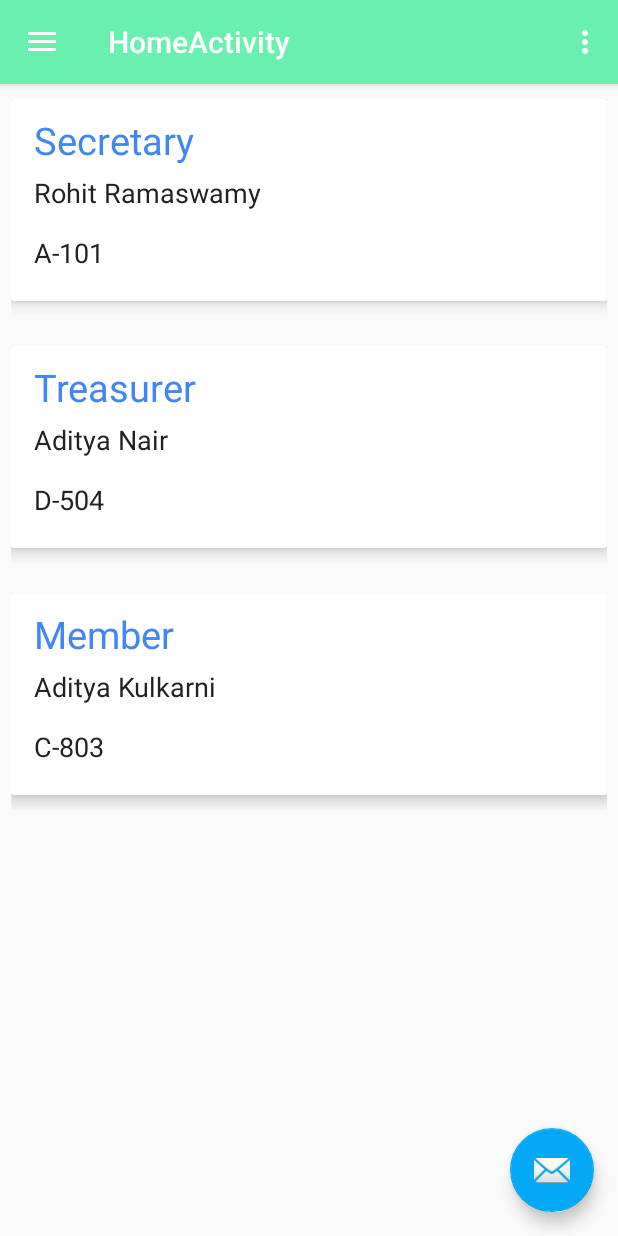
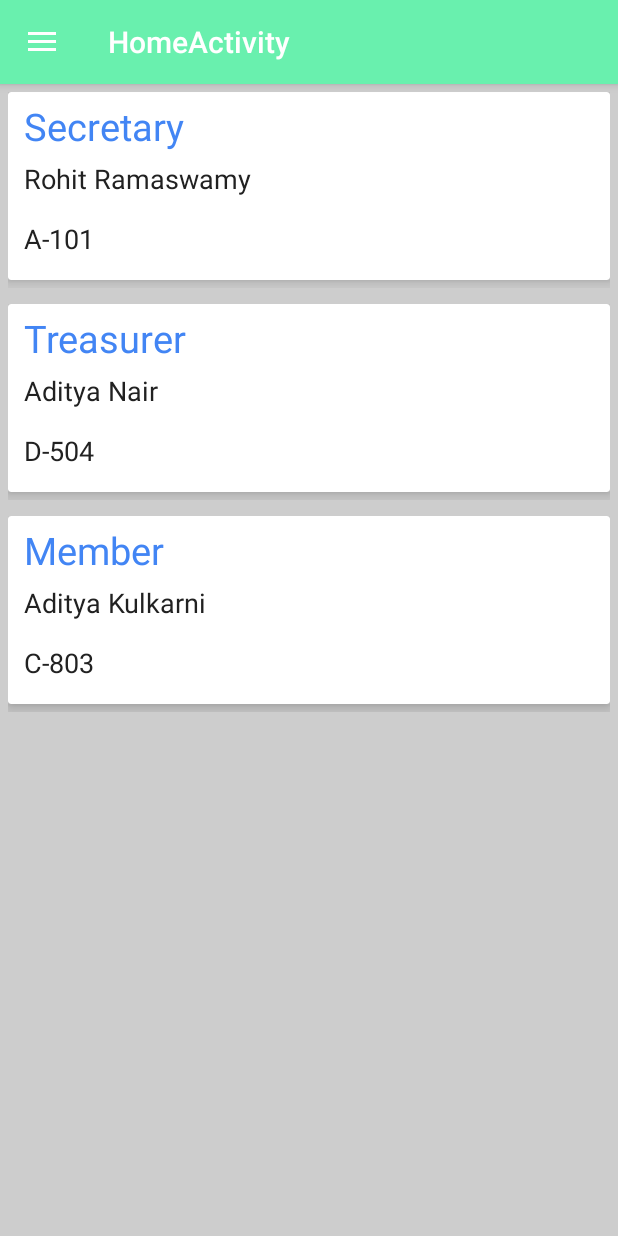
Before and after one commit to roh-7/Housing, an Android app: the HomeActivity screen opened directly, with no data from a screen before it, in the side drawer, after a tap on "Committee", on a phone screen of 412 x 824 dp. Run offline under Robolectric (Android 15) with nearby library versions, the phone set to English and light mode, and no system bars.

Commit message:
fixed adapters

```diff
--- a/app/src/main/java/com/example/housing/activities/HomeActivity.java
+++ b/app/src/main/java/com/example/housing/activities/HomeActivity.java
@@ -1,18 +1,14 @@
 package com.example.housing.activities;
 
 import android.os.Bundle;
-import android.support.design.widget.FloatingActionButton;
 import android.support.design.widget.NavigationView;
-import android.support.design.widget.Snackbar;
 import android.support.v4.app.FragmentManager;
 import android.support.v4.view.GravityCompat;
 import android.support.v4.widget.DrawerLayout;
 import android.support.v7.app.ActionBarDrawerToggle;
 import android.support.v7.app.AppCompatActivity;
 import android.support.v7.widget.Toolbar;
-import android.view.Menu;
 import android.view.MenuItem;
-import android.view.View;
 
 import com.example.housing.R;
 import com.example.housing.fragments.CommitteeFragment;
@@ -29,15 +25,6 @@ public class HomeActivity extends AppCompatActivity
         setContentView(R.layout.activity_home);
         Toolbar toolbar = (Toolbar) findViewById(R.id.toolbar);
         setSupportActionBar(toolbar);
-
-        FloatingActionButton fab = (FloatingActionButton) findViewById(R.id.fab);
-        fab.setOnClickListener(new View.OnClickListener() {
-            @Override
-            public void onClick(View view) {
-                Snackbar.make(view, "Replace with your own action", Snackbar.LENGTH_LONG)
-                        .setAction("Action", null).show();
-            }
-        });
 
         DrawerLayout drawer = (DrawerLayout) findViewById(R.id.drawer_layout);
         ActionBarDrawerToggle toggle = new ActionBarDrawerToggle(
@@ -59,27 +46,6 @@ public class HomeActivity extends AppCompatActivity
         }
     }
 
-    @Override
-    public boolean onCreateOptionsMenu(Menu menu) {
-        // Inflate the menu; this adds items to the action bar if it is present.
-        getMenuInflater().inflate(R.menu.home, menu);
-        return true;
-    }
-
-    @Override
-    public boolean onOptionsItemSelected(MenuItem item) {
-        // Handle action bar item clicks here. The action bar will
-        // automatically handle clicks on the Home/Up button, so long
-        // as you specify a parent activity in AndroidManifest.xml.
-        int id = item.getItemId();
-
-        //noinspection SimplifiableIfStatement
-        if (id == R.id.action_settings) {
-            return true;
-        }
-
-        return super.onOptionsItemSelected(item);
-    }
 
     @SuppressWarnings("StatementWithEmptyBody")
     @Override
@@ -87,29 +53,22 @@ public class HomeActivity extends AppCompatActivity
         // Handle navigation view item clicks here.
         int id = item.getItemId();
 
-        if(id==R.id.members)
-        {
+        if (id == R.id.members) {
             MembersFragment membersFragment = new MembersFragment();
             FragmentManager fragmentManager = getSupportFragmentManager();
             fragmentManager.beginTransaction().replace(R.id.fragment_container, membersFragment, membersFragment.getTag()).commit();
-        }
-        else if (id==R.id.notices)
-        {
+        } else if (id == R.id.notices) {
             NoticesFragment noticesFragment = new NoticesFragment();
             FragmentManager fragmentManager = getSupportFragmentManager();
-            fragmentManager.beginTransaction().replace(R.id.fragment_container,noticesFragment,noticesFragment.getTag()).commit();
-        }
-        else if (id==R.id.commitee)
-        {
+            fragmentManager.beginTransaction().replace(R.id.fragment_container, noticesFragment, noticesFragment.getTag()).commit();
+        } else if (id == R.id.commitee) {
             CommitteeFragment committeeFragment = new CommitteeFragment();
             FragmentManager fragmentManager = getSupportFragmentManager();
-            fragmentManager.beginTransaction().replace(R.id.fragment_container,committeeFragment,committeeFragment.getTag()).commit();
-        }
-        else if(id==R.id.intercom)
-        {
+            fragmentManager.beginTransaction().replace(R.id.fragment_container, committeeFragment, committeeFragment.getTag()).commit();
+        } else if (id == R.id.intercom) {
             IntercomFragment intercomFragment = new IntercomFragment();
             FragmentManager fragmentManager = getSupportFragmentManager();
-            fragmentManager.beginTransaction().replace(R.id.fragment_container,intercomFragment,intercomFragment.getTag()).commit();
+            fragmentManager.beginTransaction().replace(R.id.fragment_container, intercomFragment, intercomFragment.getTag()).commit();
         }
 
         DrawerLayout drawer = (DrawerLayout) findViewById(R.id.drawer_layout);
@@ -117,3 +76,25 @@ public class HomeActivity extends AppCompatActivity
         return true;
     }
 }
+
+    //    @Override
+//    public boolean onCreateOptionsMenu(Menu menu) {
+//        // Inflate the menu; this adds items to the action bar if it is present.
+//        getMenuInflater().inflate(R.menu.home, menu);
+//        return true;
+//    }
+//
+//    @Override
+//    public boolean onOptionsItemSelected(MenuItem item) {
+//        // Handle action bar item clicks here. The action bar will
+//        // automatically handle clicks on the Home/Up button, so long
+//        // as you specify a parent activity in AndroidManifest.xml.
+//        int id = item.getItemId();
+//
+//        //noinspection SimplifiableIfStatement
+//        if (id == R.id.action_settings) {
+//            return true;
+//        }
+//
+//        return super.onOptionsItemSelected(item);
+//    }
--- a/app/src/main/java/com/example/housing/adapters/MembersAdapter.java
+++ b/app/src/main/java/com/example/housing/adapters/MembersAdapter.java
@@ -21,54 +21,54 @@ import static com.example.housing.R.id.member_card;
 
 public class MembersAdapter extends RecyclerView.Adapter<MembersAdapter.MembersViewHolder>
 {
-    List<Members> Members = new ArrayList<Members>();
+    List<Members> MembersMembers = new ArrayList<Members>();
 
-    public MembersAdapter(List<Members> Members)
+    public MembersAdapter(List<Members> MembersMembers)
     {
-        this.Members = Members;
+        this.MembersMembers = MembersMembers;
     }
-
 
     public static class MembersViewHolder extends RecyclerView.ViewHolder
     {
         CardView cardView;
-        TextView memberName;
-        TextView memberFlat;
-        TextView memberIntercom;
+        TextView MembersName;
+        TextView MembersIntercom;
+        TextView MembersFlatNo;
 
         MembersViewHolder(View itemView) {
             super(itemView);
             cardView = (CardView) itemView.findViewById(member_card);
-            memberFlat = (TextView) itemView.findViewById(R.id.member_flat_number);
-            memberName = (TextView) itemView.findViewById(R.id.member_name);
-            memberIntercom = (TextView) itemView.findViewById(R.id.member_intercom_number);
+            MembersName = (TextView) itemView.findViewById(R.id.member_name);
+            MembersIntercom = (TextView) itemView.findViewById(R.id.member_intercom_number);
+            MembersFlatNo = (TextView) itemView.findViewById(R.id.member_flat_number);
         }
     }
 
     @Override
     public MembersViewHolder onCreateViewHolder(ViewGroup parent, int viewType) {
-        View v = LayoutInflater.from(parent.getContext()).inflate(R.layout.design_committee, parent, false);
-        MembersViewHolder membersViewHolder = new MembersViewHolder(v);
-        return membersViewHolder;
+        View v = LayoutInflater.from(parent.getContext()).inflate(R.layout.design_members, parent, false);
+        MembersViewHolder MembersViewHolder = new MembersViewHolder(v);
+        return MembersViewHolder;
     }
 
     @Override
     public void onBindViewHolder(MembersViewHolder holder, int position) {
-        holder.memberIntercom.setText(Members.get(position).getIntercom_no());
-        holder.memberFlat.setText(Members.get(position).getFlat_no());
-        holder.memberName.setText(Members.get(position).getName());
+        holder.MembersName.setText(MembersMembers.get(position).getName());
+        holder.MembersIntercom.setText(MembersMembers.get(position).getIntercom_no());
+        holder.MembersFlatNo.setText(MembersMembers.get(position).getFlat_no());
     }
 
     @Override
     public int getItemCount() {
-        if(Members==null)
+        if(MembersMembers==null)
             return 0;
         else
-            return (int) Members.size();
+            return (int) MembersMembers.size();
     }
 
     public void onAttachedToRecyclerView(RecyclerView recyclerView) {
         super.onAttachedToRecyclerView(recyclerView);
     }
 
+
 }
--- a/app/src/main/java/com/example/housing/utils/Members.java
+++ b/app/src/main/java/com/example/housing/utils/Members.java
@@ -1,4 +1,6 @@
 package com.example.housing.utils;
+
+import android.util.Log;
 
 /**
  * Created by rohitramaswamy on 19/04/17.
@@ -33,6 +35,7 @@ public class Members
     }
 
     public String getIntercom_no() {
+        Log.v("hello",intercom_no);
         return intercom_no;
     }
 
--- a/app/src/main/res/layout/activity_home.xml
+++ b/app/src/main/res/layout/activity_home.xml
@@ -3,6 +3,7 @@
     xmlns:app="http://schemas.android.com/apk/res-auto"
     xmlns:tools="http://schemas.android.com/tools"
     android:id="@+id/drawer_layout"
+    android:background="#cdcdcd"
     android:layout_width="match_parent"
     android:layout_height="match_parent"
     android:fitsSystemWindows="true"
--- a/app/src/main/res/layout/app_bar_home.xml
+++ b/app/src/main/res/layout/app_bar_home.xml
@@ -22,12 +22,4 @@
 
     <include layout="@layout/content_home" />
 
-    <android.support.design.widget.FloatingActionButton
-        android:id="@+id/fab"
-        android:layout_width="wrap_content"
-        android:layout_height="wrap_content"
-        android:layout_gravity="bottom|end"
-        android:layout_margin="@dimen/fab_margin"
-        app:srcCompat="@android:drawable/ic_dialog_email" />
-
 </android.support.design.widget.CoordinatorLayout>
--- a/app/src/main/res/layout/content_home.xml
+++ b/app/src/main/res/layout/content_home.xml
@@ -1,5 +1,5 @@
 <?xml version="1.0" encoding="utf-8"?>
-<android.support.constraint.ConstraintLayout xmlns:android="http://schemas.android.com/apk/res/android"
+<RelativeLayout xmlns:android="http://schemas.android.com/apk/res/android"
     xmlns:app="http://schemas.android.com/apk/res-auto"
     xmlns:tools="http://schemas.android.com/tools"
     android:layout_width="match_parent"
@@ -9,4 +9,4 @@
     tools:showIn="@layout/app_bar_home"
     android:id="@+id/fragment_container">
 
-</android.support.constraint.ConstraintLayout>
+</RelativeLayout>
--- a/app/src/main/res/layout/design_committee.xml
+++ b/app/src/main/res/layout/design_committee.xml
@@ -4,16 +4,16 @@
     xmlns:tools="http://schemas.android.com/tools"
     android:layout_width="match_parent"
     android:layout_height="wrap_content"
-    android:layout_marginBottom="10dp"
-    android:paddingLeft="7dp"
-    android:paddingRight="7dp"
-    android:paddingTop="10dp">
+    android:layout_marginBottom="5dp"
+    android:paddingLeft="5dp"
+    android:paddingRight="5dp"
+    android:paddingTop="5dp">
 
     <android.support.v7.widget.CardView
         android:id="@+id/commitee_card"
         android:layout_width="match_parent"
         android:layout_height="wrap_content"
-        android:layout_marginBottom="10dp"
+        android:layout_marginBottom="5dp"
         android:elevation="10dp"
         card_view:cardElevation="6dp"
         android:clickable="true"
@@ -22,7 +22,7 @@
         <RelativeLayout
             android:layout_width="match_parent"
             android:layout_height="wrap_content"
-            android:padding="10dp">
+            android:padding="5dp">
 
             <TextView
                 android:id="@+id/committee_position"
```
Also changed, not shown: app/src/main/java/com/example/housing/adapters/IntercomAdapter.java (+23 -22 lines), app/src/main/java/com/example/housing/adapters/NoticesAdapter.java (+17 -17 lines), app/src/main/res/layout/design_intercom.xml (+5 -5 lines), app/src/main/res/layout/design_members.xml (+5 -5 lines), app/src/main/res/layout/design_notices.xml (+5 -5 lines), app/src/main/res/layout/nav_header_home.xml (+2 -9 lines).
